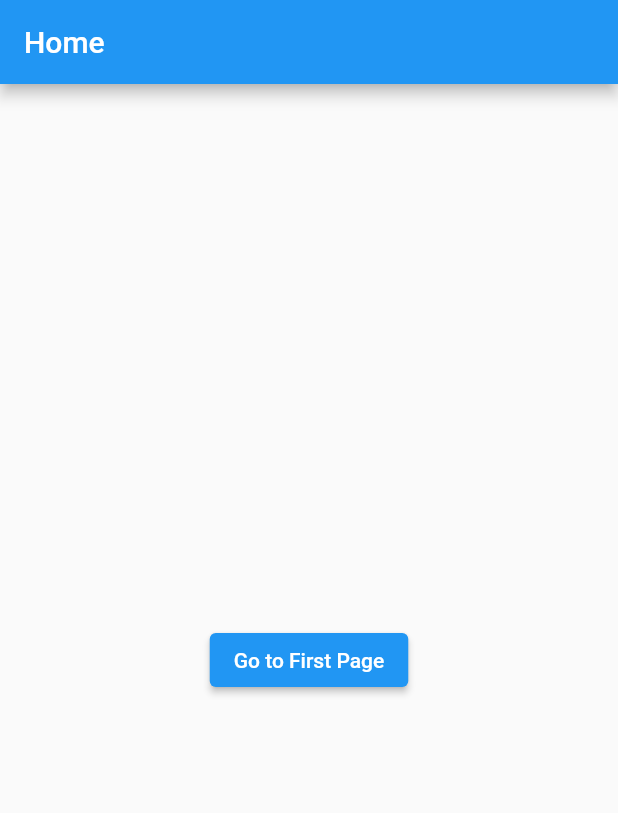
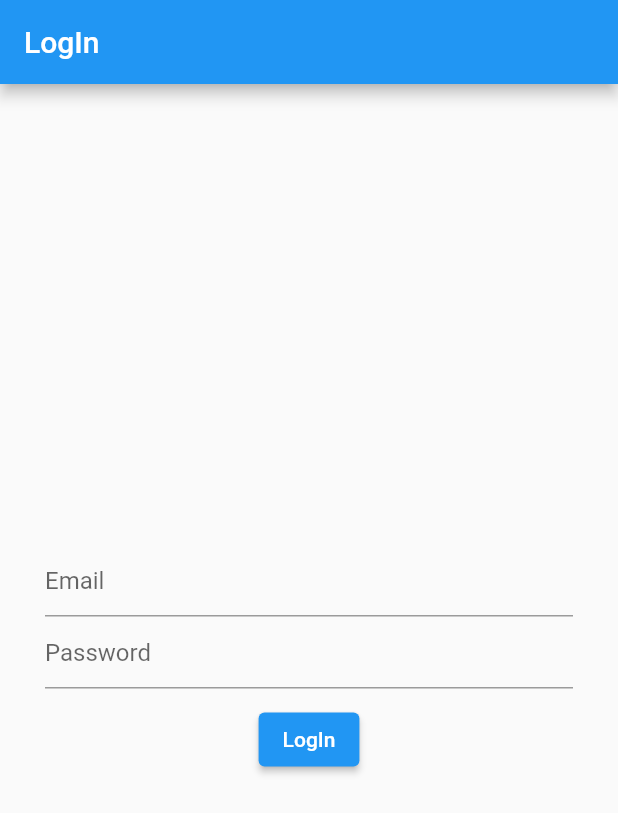
Before and after one commit to jaiminrana05/basic-navigation-go-route, a Flutter app: the screen it shows after launch, on a phone screen of 412 x 824 dp. Shown: the top 813 px of the screen. Run offline on Flutter 3.47's test engine with Material 2 defaults, Android fonts, the phone set to English and light mode, and no system bars; our stand-ins replace go_router, mobx, shared_preferences; generated files the repository leaves out were written again.

Commit message:
redirect login & homeScreen

```diff
--- a/lib/main.dart
+++ b/lib/main.dart
@@ -1,9 +1,17 @@
+import 'package:basic_navigation_go_route/pages/login/login_store.dart';
 import 'package:basic_navigation_go_route/route/route.dart';
+import 'package:basic_navigation_go_route/utils/local_storage.dart';
 import 'package:flutter/material.dart';
+import 'package:provider/provider.dart';
 
-void main() {
+void main() async {
+  await UserSimplePreferences().initLocalStorage();
   runApp(const MyApp());
 }
+
+final GlobalKey<NavigatorState> navigatorKey = GlobalKey();
+
+NavigatorState get navigator => navigatorKey.currentState!;
 
 class MyApp extends StatelessWidget {
   const MyApp({Key? key}) : super(key: key);
@@ -11,7 +19,9 @@ class MyApp extends StatelessWidget {
   @override
   Widget build(BuildContext context) {
     final route = MyRoutes().routes;
-    return MaterialApp.router(
+    return Provider(
+      create: (BuildContext context) => LogInStore(),
+      child: MaterialApp.router(
         title: 'Flutter Demo',
         theme: ThemeData(
           primarySwatch: Colors.blue,
@@ -19,6 +29,7 @@ class MyApp extends StatelessWidget {
         routerDelegate: route.routerDelegate,
         routeInformationParser: route.routeInformationParser,
         routeInformationProvider: route.routeInformationProvider,
+      ),
     );
   }
 }
--- /dev/null
+++ b/lib/pages/login/login_page.dart
@@ -0,0 +1,41 @@
+import 'package:basic_navigation_go_route/pages/login/login_store.dart';
+import 'package:flutter/material.dart';
+import 'package:provider/provider.dart';
+
+class LogInPage extends StatelessWidget {
+  const LogInPage({Key? key}) : super(key: key);
+
+  @override
+  Widget build(BuildContext context) {
+    final store = Provider.of<LogInStore>(context);
+    return Scaffold(
+      appBar: AppBar(
+        title: const Text('LogIn'),
+      ),
+      body: Center(
+        child: Padding(
+          padding: const EdgeInsets.all(30.0),
+          child: Column(
+            mainAxisAlignment: MainAxisAlignment.center,
+            children: [
+              TextField(
+                decoration: const InputDecoration(hintText: 'Email'),
+                controller: store.email,
+              ),
+              TextField(
+                decoration: const InputDecoration(hintText: 'Password'),
+                controller: store.password,
+                obscureText: true,
+              ),
+              const SizedBox(height: 10.0),
+              ElevatedButton(
+                onPressed: () => store.signIn(context),
+                child: const Text('LogIn'),
+              ),
+            ],
+          ),
+        ),
+      ),
+    );
+  }
+}
--- /dev/null
+++ b/lib/pages/login/login_store.dart
@@ -0,0 +1,22 @@
+import 'package:basic_navigation_go_route/utils/local_storage.dart';
+import 'package:flutter/cupertino.dart';
+import 'package:go_router/go_router.dart';
+import 'package:mobx/mobx.dart';
+
+part 'login_store.g.dart';
+
+class LogInStore = LogInBase with _$LogInStore;
+
+abstract class LogInBase with Store {
+  TextEditingController email = TextEditingController();
+  TextEditingController password = TextEditingController();
+
+  bool isLogIn = false;
+
+  void signIn(BuildContext context) {
+    if (email.text != '' && password.text != '') {
+      UserSimplePreferences().setUser(userLogInStatus: true);
+      context.goNamed('HomeScreen');
+    }
+  }
+}
--- a/lib/route/route.dart
+++ b/lib/route/route.dart
@@ -1,3 +1,5 @@
+import 'package:basic_navigation_go_route/pages/login/login_page.dart';
+import 'package:basic_navigation_go_route/utils/local_storage.dart';
 import 'package:flutter/material.dart';
 import 'package:go_router/go_router.dart';
 
@@ -16,11 +18,18 @@ class MyRoutes {
 
   final routes = GoRouter(
     urlPathStrategy: UrlPathStrategy.path,
-    initialLocation: '/HomeScreen',
+    initialLocation: '/login',
     routes: [
       GoRoute(
-        path: '/HomeScreen',
-        name: 'Home',
+        path: '/login',
+        name: 'LogIn',
+        pageBuilder: (context, state) => const MaterialPage(
+          child: LogInPage(),
+        ),
+      ),
+      GoRoute(
+        path: '/home',
+        name: 'HomeScreen',
         pageBuilder: (context, state) => const MaterialPage(
           child: HomePage(),
         ),
@@ -28,8 +37,8 @@ class MyRoutes {
         ///Sub-Route of HomeScreen
         routes: [
           GoRoute(
-            path: 'FirstScreen',
-            name: 'First',
+            path: 'first',
+            name: 'FirstScreen',
             pageBuilder: (context, state) => const MaterialPage(
               child: FirstPage(),
             ),
@@ -37,6 +46,18 @@ class MyRoutes {
         ],
       ),
     ],
+    redirect: (state) {
+      final loginLoc = state.namedLocation('LogIn');
+      final loggingIn = state.subloc == loginLoc;
+      final rootLoc = state.namedLocation('HomeScreen');
+      if (!UserSimplePreferences().getUser() && !loggingIn) {
+        return loginLoc;
+      }
+      if (UserSimplePreferences().getUser() && loggingIn) {
+        return rootLoc;
+      }
+      return null;
+    },
     errorPageBuilder: (context, state) => MaterialPage(
       key: state.pageKey,
       child: ErrorPage(error: state.error),
--- /dev/null
+++ b/lib/utils/local_storage.dart
@@ -0,0 +1,31 @@
+import 'package:shared_preferences/shared_preferences.dart';
+
+class UserSimplePreferences {
+  UserSimplePreferences._internal();
+
+  static final UserSimplePreferences _instance =
+      UserSimplePreferences._internal();
+
+  factory UserSimplePreferences() {
+    return _instance;
+  }
+
+  late SharedPreferences preferences;
+
+  Future<void> initLocalStorage() async {
+    preferences = await SharedPreferences.getInstance();
+  }
+
+  static String storeUserKey = 'myKey';
+  Future setUser({required bool userLogInStatus}) async {
+    //SharedPreferences preferences = await SharedPreferences.getInstance();
+    return await preferences.setBool(storeUserKey, userLogInStatus);
+  }
+
+  bool getUser() {
+    //SharedPreferences preferences = await SharedPreferences.getInstance();
+    bool? res = preferences.getBool(storeUserKey);
+
+    return res ?? false;
+  }
+}
--- a/pubspec.yaml
+++ b/pubspec.yaml
@@ -17,6 +17,7 @@ dependencies:
   mobx: ^2.0.7+5
   flutter_mobx: ^2.0.6+1
   provider: ^6.0.3
+  shared_preferences: ^2.0.15
 
 dev_dependencies:
   flutter_test:
```
Also changed, not shown: 1 other file. Lines whose indentation alone changed are shown as unchanged.
